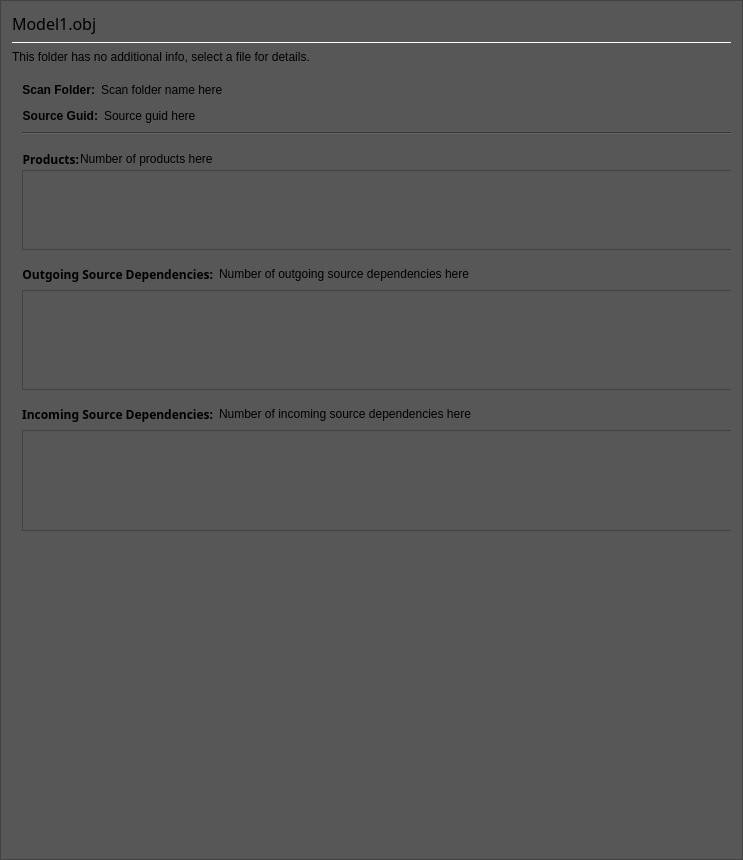
The window that Code/Tools/AssetProcessor/native/ui/SourceAssetDetailsPanel.ui (o3de/o3de) describes before a commit, drawn with Qt 5.
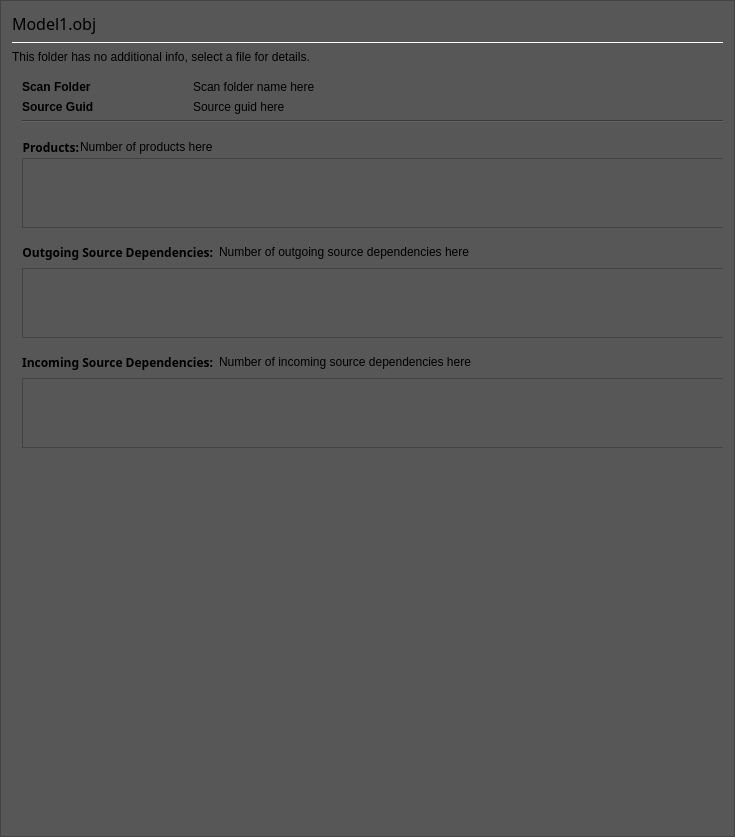
The same window after the commit.

Commit message: Change AP asset details panel headers to table

What changed in the file:
```diff
--- a/Code/Tools/AssetProcessor/native/ui/SourceAssetDetailsPanel.ui
+++ b/Code/Tools/AssetProcessor/native/ui/SourceAssetDetailsPanel.ui
@@ -6,8 +6,8 @@
    <rect>
     <x>0</x>
     <y>0</y>
-    <width>743</width>
-    <height>860</height>
+    <width>735</width>
+    <height>837</height>
    </rect>
   </property>
   <property name="sizePolicy">
@@ -31,8 +31,10 @@
      <property name="font">
       <font>
        <family>16pt</family>
-       <weight>75</weight>
+       <pointsize>12</pointsize>
+       <weight>50</weight>
        <italic>false</italic>
+       <bold>false</bold>
       </font>
      </property>
      <property name="styleSheet">
@@ -211,8 +213,8 @@
          <rect>
           <x>0</x>
           <y>0</y>
-          <width>721</width>
-          <height>791</height>
+          <width>713</width>
+          <height>760</height>
          </rect>
         </property>
         <property name="sizePolicy">
@@ -227,26 +229,26 @@
            <x>10</x>
            <y>10</y>
            <width>833</width>
-           <height>551</height>
+           <height>425</height>
           </rect>
          </property>
          <layout class="QVBoxLayout" name="scrollableVerticalLayout">
           <item>
-           <layout class="QHBoxLayout" name="ScanFolderLayout">
-            <item>
+           <layout class="QGridLayout" name="headerGrid" columnstretch="1,4">
+            <item row="0" column="0">
              <widget class="QLabel" name="scanFolderTitleLabel">
               <property name="styleSheet">
                <string notr="true">font: bold;</string>
               </property>
               <property name="text">
-               <string>Scan Folder:</string>
+               <string>Scan Folder</string>
               </property>
               <property name="alignment">
-               <set>Qt::AlignRight|Qt::AlignTrailing|Qt::AlignVCenter</set>
+               <set>Qt::AlignLeading|Qt::AlignLeft|Qt::AlignVCenter</set>
               </property>
              </widget>
             </item>
-            <item>
+            <item row="0" column="1">
              <widget class="QLabel" name="scanFolderValueLabel">
               <property name="text">
                <string>Scan folder name here</string>
@@ -256,37 +258,7 @@
               </property>
              </widget>
             </item>
-            <item>
-             <spacer name="horizontalSpacer">
-              <property name="orientation">
-               <enum>Qt::Horizontal</enum>
-              </property>
-              <property name="sizeHint" stdset="0">
-               <size>
-                <width>40</width>
-                <height>20</height>
-               </size>
-              </property>
-             </spacer>
-            </item>
-           </layout>
-          </item>
-          <item>
-           <layout class="QHBoxLayout" name="sourceGuidLayout">
-            <item>
-             <widget class="QLabel" name="sourceGuidTitleLabel">
-              <property name="styleSheet">
-               <string notr="true">font: bold;</string>
-              </property>
-              <property name="text">
-               <string>Source Guid:</string>
-              </property>
-              <property name="alignment">
-               <set>Qt::AlignRight|Qt::AlignTrailing|Qt::AlignVCenter</set>
-              </property>
-             </widget>
-            </item>
-            <item>
+            <item row="1" column="1">
              <widget class="QLabel" name="sourceGuidValueLabel">
               <property name="text">
                <string>Source guid here</string>
@@ -296,18 +268,18 @@
               </property>
              </widget>
             </item>
-            <item>
-             <spacer name="horizontalSpacer_4">
-              <property name="orientation">
-               <enum>Qt::Horizontal</enum>
+            <item row="1" column="0">
+             <widget class="QLabel" name="sourceGuidTitleLabel">
+              <property name="styleSheet">
+               <string notr="true">font: bold;</string>
               </property>
-              <property name="sizeHint" stdset="0">
-               <size>
-                <width>40</width>
-                <height>20</height>
-               </size>
+              <property name="text">
+               <string>Source Guid</string>
               </property>
-             </spacer>
+              <property name="alignment">
+               <set>Qt::AlignLeading|Qt::AlignLeft|Qt::AlignVCenter</set>
+              </property>
+             </widget>
             </item>
            </layout>
           </item>
```
Left out of the diff: 14 changed lines with no effect on the pictures. The commit also changes 1 other file.
